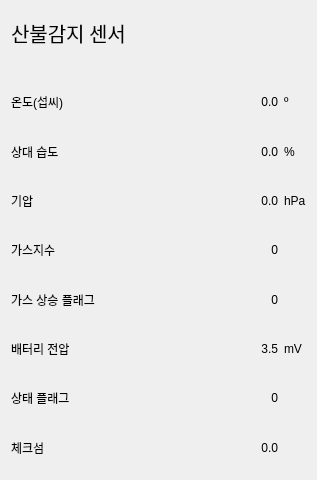
Above: ui/fire_sensor_widget.ui from yangyang1598/20250910_skyeye before the change. Below: the same form after it.
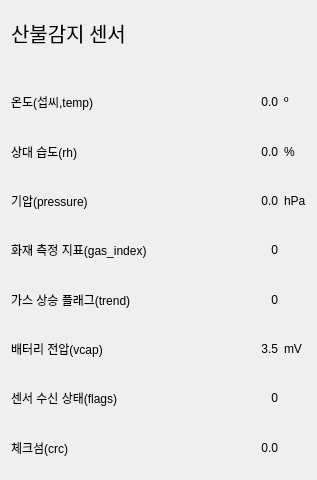
That is the form after the change.

Commit message: 현재 산불센서 상태 표기 및 주기적 상태 업데이트

Diff of the .ui file:
```diff
--- a/ui/fire_sensor_widget.ui
+++ b/ui/fire_sensor_widget.ui
@@ -44,7 +44,7 @@
      <item row="8" column="0">
       <widget class="QLabel" name="label_title_sensor_flags">
        <property name="text">
-        <string>상태 플래그</string>
+        <string>센서 수신 상태(flags)</string>
        </property>
       </widget>
      </item>
@@ -90,35 +90,35 @@
      <item row="2" column="0">
       <widget class="QLabel" name="label_title_sensor_temp">
        <property name="text">
-        <string>온도(섭씨)</string>
+        <string>온도(섭씨,temp)</string>
        </property>
       </widget>
      </item>
      <item row="5" column="0">
       <widget class="QLabel" name="label_title_sensor_gas_index">
        <property name="text">
-        <string>가스지수 </string>
+        <string>화재 측정 지표(gas_index)</string>
        </property>
       </widget>
      </item>
      <item row="3" column="0">
       <widget class="QLabel" name="label_title_sensor_rh">
        <property name="text">
-        <string>상대 습도</string>
+        <string>상대 습도(rh)</string>
        </property>
       </widget>
      </item>
      <item row="4" column="0">
       <widget class="QLabel" name="label_title_sensor_pressure">
        <property name="text">
-        <string>기압</string>
+        <string>기압(pressure)</string>
        </property>
       </widget>
      </item>
      <item row="9" column="0">
       <widget class="QLabel" name="label_title_sensor_checksum">
        <property name="text">
-        <string>체크섬</string>
+        <string>체크섬(crc)</string>
        </property>
       </widget>
      </item>
@@ -207,7 +207,7 @@
      <item row="6" column="0">
       <widget class="QLabel" name="label_title_sensor_trend">
        <property name="text">
-        <string>가스 상승 플래그</string>
+        <string>가스 상승 플래그(trend)</string>
        </property>
       </widget>
      </item>
@@ -234,7 +234,7 @@
      <item row="7" column="0">
       <widget class="QLabel" name="label_title_sensor_vcap">
        <property name="text">
-        <string>배터리 전압</string>
+        <string>배터리 전압(vcap)</string>
        </property>
       </widget>
      </item>
```
The commit also changes 4 other files.
